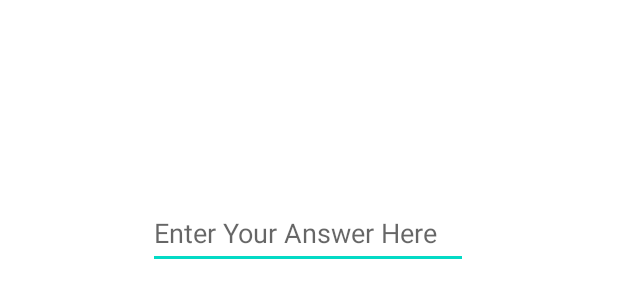
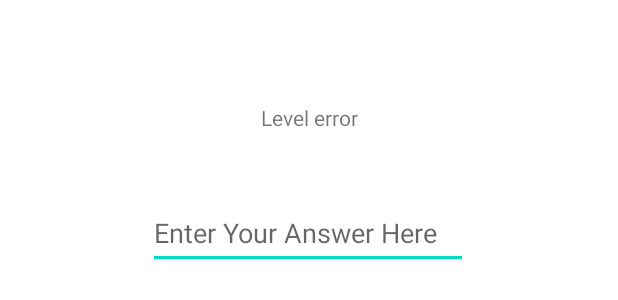
Before and after one commit to LaviCohen/MathPractice, an Android app: the layout fragment_mul_table.xml on its own in the app's theme, with its tools: preview values and no code run, on a phone screen of 412 x 824 dp. Shown: the part 400-700 px from the top of the screen. Run offline under Robolectric (Android 15) with nearby library versions, the phone set to English and light mode, and no system bars.

Commit message:
Javadoc Comments Addition & Updates, Adding Level TextView on Practice Fragments

```diff
--- a/app/build.gradle
+++ b/app/build.gradle
@@ -4,14 +4,14 @@ plugins {
 
 android {
     namespace 'com.example.mathpractice'
-    compileSdk 33
+    compileSdk 32
 
     defaultConfig {
 
         multiDexEnabled true
         applicationId "com.example.mathpractice"
         minSdk 19
-        targetSdk 33
+        targetSdk 32
         versionCode 1
         versionName "1.0"
 
--- a/app/src/main/java/com/example/mathpractice/sqlDataBase/UsersHelper.java
+++ b/app/src/main/java/com/example/mathpractice/sqlDataBase/UsersHelper.java
@@ -29,7 +29,7 @@ public class UsersHelper extends DataBaseHelper{
 
 	@Override
 	public void onCreate(SQLiteDatabase sqLiteDatabase) {
-		String query = "CREATE TABLE users (id INTEGER PRIMARY KEY AUTOINCREMENT, username TEXT, password TEXT, profile_image BLOB, hat_x INTEGER, hat_y INTEGER, hat_size INTEGER, hat_ID INTEGER, level_type_0 INTEGER, level_type_1 INTEGER);";
+		String query = "CREATE TABLE users (username TEXT PRIMARY KEY, password TEXT, profile_image BLOB, hat_x INTEGER, hat_y INTEGER, hat_size INTEGER, hat_ID INTEGER, level_type_0 INTEGER, level_type_1 INTEGER);";
 		sqLiteDatabase.execSQL(query);
 	}
 
--- a/app/src/main/res/layout/fragment_mul_table.xml
+++ b/app/src/main/res/layout/fragment_mul_table.xml
@@ -4,15 +4,16 @@
     android:layout_width="match_parent"
     android:layout_height="match_parent">
 
-    <Button
-        android:id="@+id/check"
-        android:layout_width="0dp"
+    <TextView
+        android:id="@+id/levelTextView"
+        android:layout_width="match_parent"
         android:layout_height="wrap_content"
-        android:text="@string/check"
-        app:layout_constraintBottom_toBottomOf="parent"
+        android:layout_marginBottom="24dp"
+        android:text="@string/level_error"
+        app:layout_constraintBottom_toTopOf="@+id/textView"
         app:layout_constraintEnd_toEndOf="parent"
-        app:layout_constraintStart_toStartOf="parent" />
-
+        app:layout_constraintStart_toStartOf="parent"
+        android:gravity="center" />
     <TextView
         android:id="@+id/textView"
         android:layout_width="wrap_content"
@@ -45,4 +46,13 @@
         app:layout_constraintTop_toBottomOf="@+id/textView"
         app:layout_constraintVertical_bias="0.0" />
 
+    <Button
+        android:id="@+id/check"
+        android:layout_width="0dp"
+        android:layout_height="wrap_content"
+        android:text="@string/check"
+        app:layout_constraintBottom_toBottomOf="parent"
+        app:layout_constraintEnd_toEndOf="parent"
+        app:layout_constraintStart_toStartOf="parent" />
+
 </androidx.constraintlayout.widget.ConstraintLayout>
--- a/app/src/main/res/values/strings.xml
+++ b/app/src/main/res/values/strings.xml
@@ -35,5 +35,6 @@
     <string name="remind_me_in">Remind me in</string>
     <string name="minutes">minutes</string>
     <string name="settings_dots">Settings:</string>
+    <string name="level_error">Level error</string>
 
 </resources>
```
Also changed, not shown: app/src/main/java/com/example/mathpractice/activities/practice/fragments/AbstractPracticeFragment.java (+9 -0 lines), app/src/main/java/com/example/mathpractice/math/MulTable.java (+9 -0 lines), app/src/main/java/com/example/mathpractice/math/Trinom.java (+19 -1 lines), app/src/main/res/layout/fragment_trinom.xml (+17 -6 lines).
